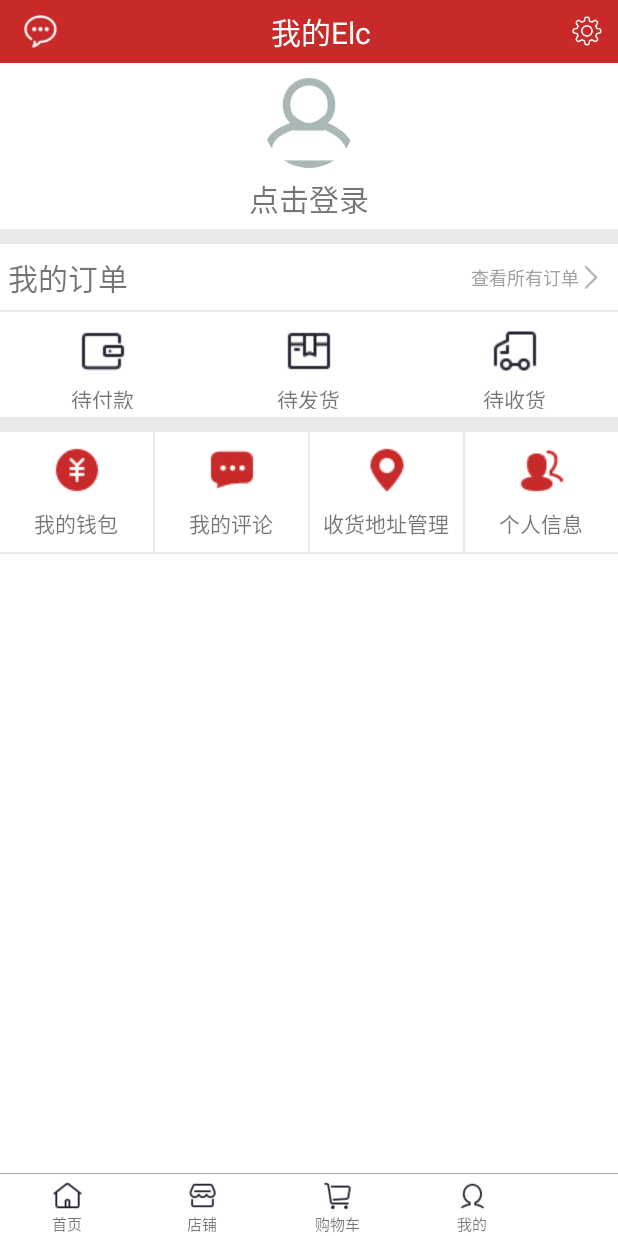
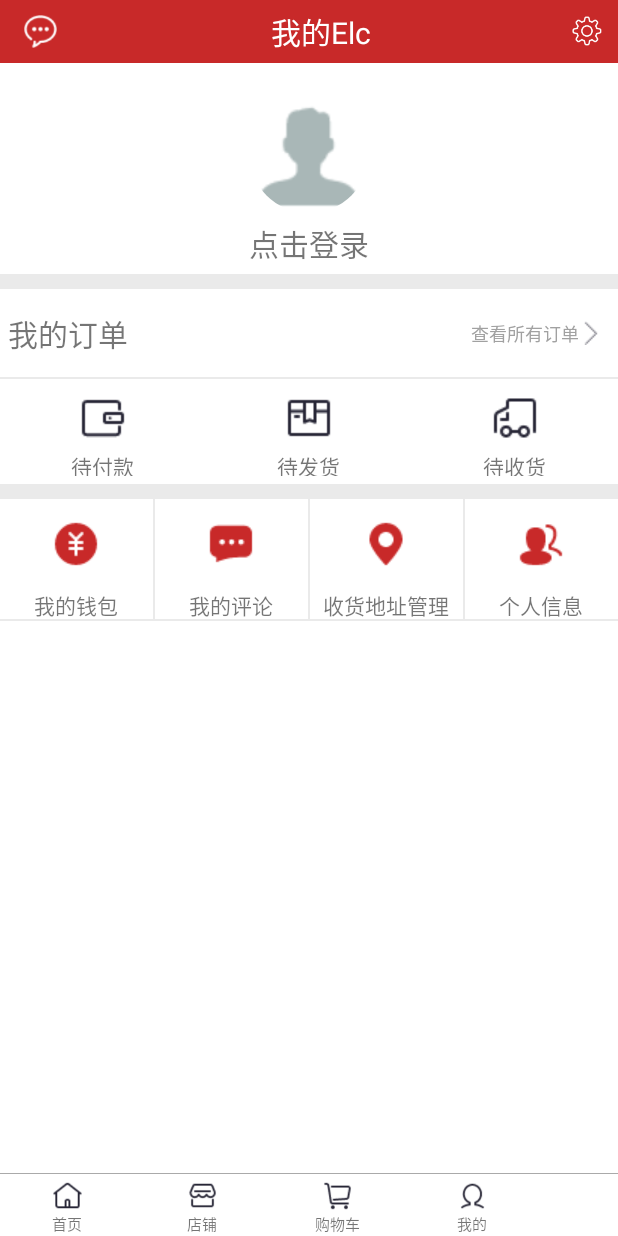
Before and after one commit to JandGit/ElcCommerce, an Android app: the fragment MeFragment placed in its activity, on a phone screen of 412 x 824 dp. Run offline under Robolectric (Android 15) with nearby library versions, the phone set to English and light mode, and no system bars; our stand-ins replace CircleImageView; pictures from the network do not load.

Commit message:
刘俊杰：2016-8-10,

```diff
--- a/app/src/main/res/layout/fragment_me.xml
+++ b/app/src/main/res/layout/fragment_me.xml
@@ -54,12 +54,12 @@
 
         <com.android.tkengine.elccommerce.utils.CircleImageView
             android:id="@+id/iv_frgMeUserIcon1"
-            android:layout_width="60dp"
-            android:layout_height="60dp"
+            android:layout_width="80dp"
+            android:layout_height="80dp"
             android:layout_alignParentTop="true"
             android:layout_centerHorizontal="true"
-            android:layout_marginTop="10dp"
-            android:src="@drawable/frgme_user_unlogin" />
+            android:layout_marginTop="20dp"
+            android:src="@drawable/frgme_userunlogin" />
 
         <TextView
             android:id="@+id/tv_frgMe_userName"
@@ -84,7 +84,7 @@
         android:background="?attr/selectableItemBackground"
         android:clickable="true"
         android:layout_width="match_parent"
-        android:layout_height="45dp">
+        android:layout_height="60dp">
 
         <TextView
             android:id="@+id/textView1"
@@ -217,8 +217,8 @@
             android:orientation="vertical">
 
             <ImageView
-                android:layout_width="50dp"
-                android:layout_height="50dp"
+                android:layout_width="60dp"
+                android:layout_height="60dp"
                 android:layout_gravity="center"
                 android:scaleType="centerInside"
                 android:src="@drawable/frgme_wallet" />
@@ -245,8 +245,8 @@
             android:orientation="vertical">
 
             <ImageView
-                android:layout_width="50dp"
-                android:layout_height="50dp"
+                android:layout_width="60dp"
+                android:layout_height="60dp"
                 android:layout_gravity="center"
                 android:scaleType="centerInside"
                 android:src="@drawable/frgme_comment" />
@@ -273,8 +273,8 @@
             android:orientation="vertical">
 
             <ImageView
-                android:layout_width="50dp"
-                android:layout_height="50dp"
+                android:layout_width="60dp"
+                android:layout_height="60dp"
                 android:layout_gravity="center"
                 android:scaleType="centerInside"
                 android:src="@drawable/frgme_mylocation" />
@@ -301,8 +301,8 @@
             android:orientation="vertical">
 
             <ImageView
-                android:layout_width="50dp"
-                android:layout_height="50dp"
+                android:layout_width="60dp"
+                android:layout_height="60dp"
                 android:layout_gravity="center"
                 android:scaleType="centerInside"
                 android:src="@drawable/frgme_friend" />
```
Also changed, not shown: app/src/main/res/drawable/frgme_user_unlogin.png (deleted), app/src/main/res/drawable/frgme_userunlogin.png (added).
